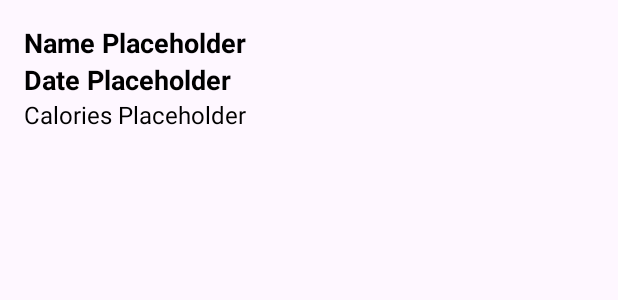
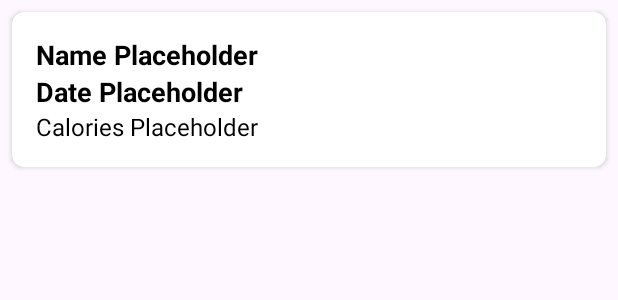
Before and after one commit to markalicante/CalCheck, an Android app: the layout item_food_history.xml on its own in the app's theme, with its tools: preview values and no code run, on a phone screen of 412 x 824 dp. Shown: the top 300 px of the screen. Run offline under Robolectric (Android 15) with nearby library versions, the light colour scheme and no system bars.

Commit message:
Final *I think*

```diff
--- a/app/src/main/java/com/example/calcheck/FoodAdapter.kt
+++ b/app/src/main/java/com/example/calcheck/FoodAdapter.kt
@@ -37,7 +37,7 @@ class FoodAdapter : RecyclerView.Adapter<FoodAdapter.ViewHolder>() {
             val caloriesTextView: TextView = itemView.findViewById(R.id.caloriesTextView)
 
             foodNameTextView.text = foodItem.name
-            caloriesTextView.text = foodItem.calories.toString()
+            caloriesTextView.text = "Calories: " + foodItem.calories.toString()
         }
     }
 }
--- a/app/src/main/res/layout/activity_food.xml
+++ b/app/src/main/res/layout/activity_food.xml
@@ -41,9 +41,9 @@
                     android:layout_height="61dp"
                     android:fontFamily="sans-serif-condensed-light"
                     android:gravity="center"
-                    android:text="DATE NOW"
+                    android:text="A"
                     android:textColor="@color/black"
-                    android:textSize="35sp"
+                    android:textSize="25sp"
                     android:textStyle="bold"
                     app:layout_constraintBottom_toBottomOf="parent"
                     app:layout_constraintEnd_toEndOf="parent"
--- a/app/src/main/res/layout/item_food_history.xml
+++ b/app/src/main/res/layout/item_food_history.xml
@@ -1,5 +1,13 @@
 <?xml version="1.0" encoding="utf-8"?>
-<LinearLayout xmlns:android="http://schemas.android.com/apk/res/android"
+<androidx.cardview.widget.CardView
+    xmlns:android="http://schemas.android.com/apk/res/android"
+    xmlns:app="http://schemas.android.com/apk/res-auto"
+    android:layout_width="match_parent"
+    android:layout_height="wrap_content"
+    android:layout_margin="8dp"
+    app:cardCornerRadius="8dp">
+
+    <LinearLayout
         android:layout_width="match_parent"
         android:layout_height="wrap_content"
         android:orientation="vertical"
@@ -32,3 +40,5 @@
             android:textColor="@color/black"/>
 
     </LinearLayout>
+
+</androidx.cardview.widget.CardView>
```
Also changed, not shown: app/src/main/java/com/example/calcheck/FoodActivity.kt (+11 -0 lines), app/src/main/res/layout/item_food.xml (+11 -1 lines). Lines whose indentation alone changed are shown as unchanged.
